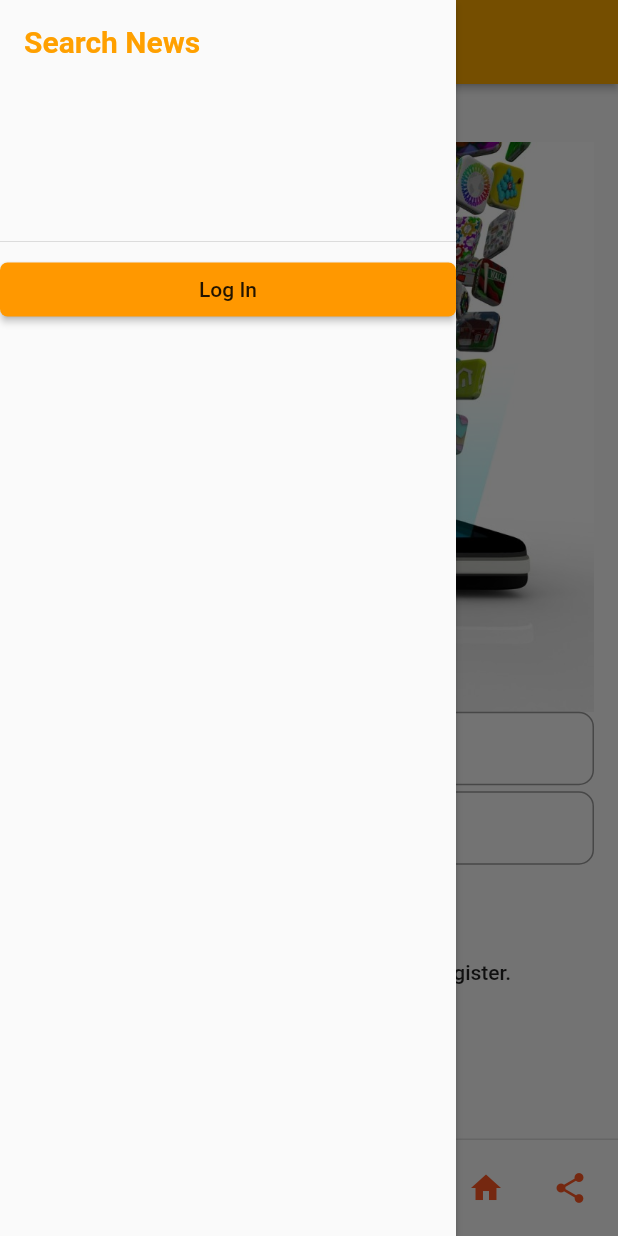
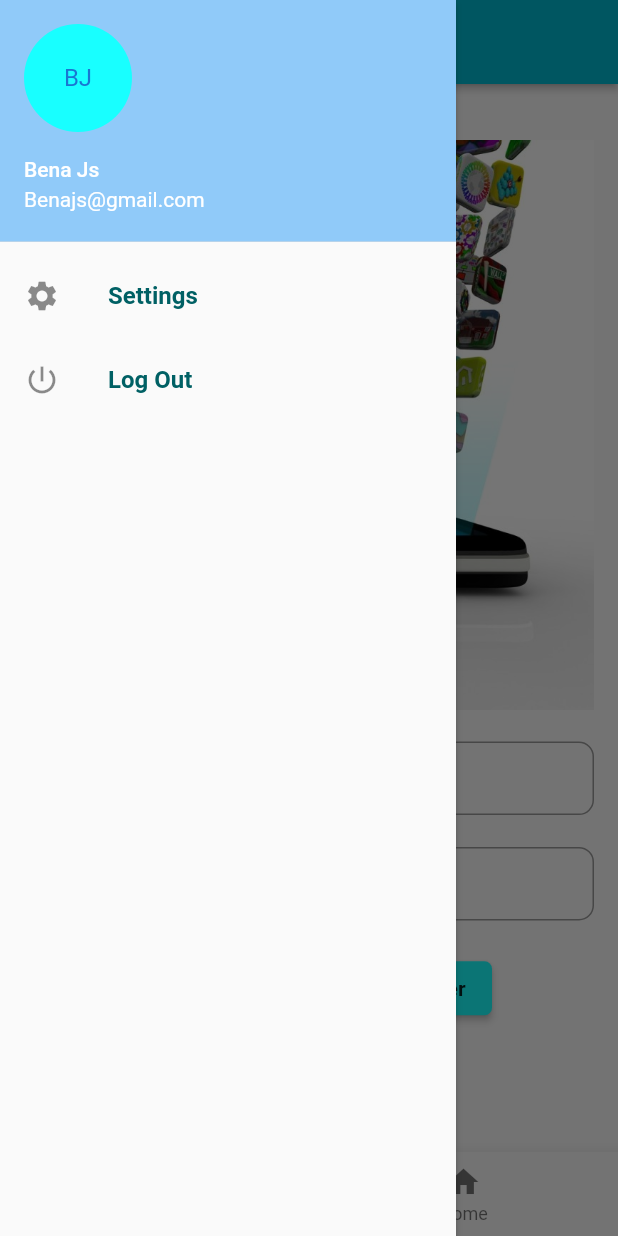
Before and after one commit to benajs/news_app, a Flutter app: the screen it shows after launch, with the side drawer open, on a phone screen of 412 x 824 dp. Run offline on Flutter 3.47's test engine with Material 2 defaults, Android fonts, the phone set to English and light mode, and no system bars; our stand-ins replace dio, shared_preferences.

```diff
--- a/lib/app.dart
+++ b/lib/app.dart
@@ -13,7 +13,7 @@ class TechNews extends StatelessWidget {
       theme: defaultTheme,
       home: Scaffold(
         body: LoginPage(),
-        resizeToAvoidBottomPadding: false,
+        resizeToAvoidBottomInset: false,
       ),
 
       //Route
--- a/lib/models/news.dart
+++ b/lib/models/news.dart
@@ -4,11 +4,18 @@ class News {
   final String published;
   final String author;
   final String image;
+  final String content;
+  final String source;
+  final String category;
 
   News.fromJSON(Map<String, dynamic> jsonMap)
       : id = jsonMap['id'],
         title = jsonMap['title'],
         author = jsonMap['author'],
         published = jsonMap['published'],
+        content = jsonMap['content'],
+        category = jsonMap['category'],
+        source = jsonMap['source'],
         image = jsonMap['image'];
+  //    "https://flutter.dev/assets/ui/layout/card-flutter-gallery-184963eb23d8824ef3df612a6b40205ed113e7c00da98fa22228cc6e6f619d88.png";
 }
--- a/lib/models/user.dart
+++ b/lib/models/user.dart
@@ -1,8 +1,10 @@
 class User {
   final String username;
   final String password;
+  final String token;
 
   User.fromJSON(Map<String, dynamic> jsonMap)
       : username = jsonMap['username'],
-        password = jsonMap['password'];
+        password = jsonMap['password'],
+        token = jsonMap['token'];
 }
--- a/lib/views/drawer.dart
+++ b/lib/views/drawer.dart
@@ -13,23 +13,40 @@ class _SearchDrawerState extends State<SearchDrawer> {
   Widget build(BuildContext context) {
     return new Drawer(
       elevation: 2.0,
-      child: ListView(
-        children: <Widget>[
-          new DrawerHeader(
-            child: Text(
-              "Search News",
-              style: Theme.of(context).textTheme.headline,
-            ),
+      child: ListView(children: <Widget>[
+        UserAccountsDrawerHeader(
+          decoration: BoxDecoration(color: Theme.of(context).backgroundColor),
+          accountEmail: Text("Benajs@gmail.com"),
+          accountName: Text("Bena Js"),
+          currentAccountPicture: CircleAvatar(
+            backgroundColor: Theme.of(context).accentColor,
+            child: Text("BJ".substring(0, 2).toUpperCase()),
           ),
-
-          RaisedButton(
-            child: Text("Log In"),
-            onPressed: () {
-              //TODO Search action
-            },
-          )
-        ],
-      ),
+        ),
+        Container(
+            child: Column(
+          children: <Widget>[
+            ListTile(
+                leading: Icon(Icons.settings),
+                title: Text(
+                  "Settings",
+                  style: Theme.of(context).textTheme.subhead,
+                ),
+                onTap: () {
+//TODO Settings
+                }),
+            ListTile(
+                leading: Icon(Icons.power_settings_new),
+                title: Text(
+                  "Log Out",
+                  style: Theme.of(context).textTheme.subhead,
+                ),
+                onTap: () {
+//TODO Log out
+                }),
+          ],
+        ))
+      ]),
     );
   }
 }
--- a/lib/views/home_screen.dart
+++ b/lib/views/home_screen.dart
@@ -19,12 +19,10 @@ class _HomeState extends State<Home> {
   }
 
   listenForNews() async {
-    print("Reading news");
     isLoading = true;
     _news = await getNews();
     isLoading = false;
     setState(() => _news);
-    print("news read");
   }
 
   @override
@@ -49,12 +47,17 @@ class _HomeState extends State<Home> {
                   crossAxisAlignment: CrossAxisAlignment.center,
                   children: [
                 ListTile(
-                    leading: Container(child: Image.network(_news[index].image)),
+                    leading: Container(
+                        child: Image.network(
+                      _news[index].image,
+                      fit: BoxFit.cover,
+                    )),
                     title: Text(
                       _news[index].title,
                       style: Theme.of(context).textTheme.title,
                     ),
-                    subtitle: Text('Author:${_news[index].author.trim()}'),
+                    subtitle: Text(
+                        'Category:${_news[index].category}\nAuthor:${_news[index].author}\nPublished:${_news[index].published}'),
                     onTap: () {
                       Navigator.push(
                         context,
@@ -83,7 +86,8 @@ class _HomeState extends State<Home> {
               ),
               Divider(),
               ListTile(
-                subtitle: Text('Author:${_news[index].author}'),
+                subtitle: Text(
+                    'Category:${_news[index].category}\nAuthor:${_news[index].author}\nPublished:${_news[index].published}'),
               )
             ]),
           );
--- a/lib/views/login_screen.dart
+++ b/lib/views/login_screen.dart
@@ -35,20 +35,15 @@ class _LoginPageState extends State<LoginPage> {
   FormType _form = FormType.login;
 
   Future authenticate() async {
-    Map<String, String> queryParameters = {
-      'session[email]': username,
-      'session[password]': password,
-      "commit": "Sign+in"
-    };
     var path = "session";
-    // var response = await _netUtil.dioPost(path, queryParameters);
-    // print(response.statusCode);
-    // if ([302, 200].contains(response.statusCode)) {
-    //   print("Logged in");
+    var response = await _netUtil.dioLogin(path, username, password);
+    print(response.statusCode);
+    if ([302, 200].contains(response.statusCode)) {
+      print("Logged in");
+      Navigator.pushNamed(context, '/home');
+    }
+
     //   Navigator.pushNamed(context, '/home');
-    // }
-
-    Navigator.pushNamed(context, '/home');
   }
 
   @override
@@ -58,16 +53,13 @@ class _LoginPageState extends State<LoginPage> {
         padding: EdgeInsets.all(16.0),
         child: Column(
           crossAxisAlignment: CrossAxisAlignment.center,
-          mainAxisAlignment: MainAxisAlignment.center,
+          mainAxisAlignment: MainAxisAlignment.spaceEvenly,
           children: <Widget>[
             Image(
               fit: BoxFit.cover,
               image: AssetImage('assets/home.jpg'),
             ),
             emailField,
-            Padding(
-              padding: EdgeInsets.all(2.0),
-            ),
             passwordField,
             _buildButtons(),
           ],
@@ -81,15 +73,19 @@ class _LoginPageState extends State<LoginPage> {
       return new Container(
         child: new Column(
           children: <Widget>[
+            Row(
+                mainAxisAlignment: MainAxisAlignment.spaceEvenly,
+                children: <Widget>[
                   new RaisedButton(
                     padding: EdgeInsets.all(2.0),
                     child: new Text('Login'),
                     onPressed: loginPressed,
                   ),
-            new FlatButton(
-              child: new Text('Dont have an account? Tap here to register.'),
+                  new RaisedButton(
+                    child: new Text('Register'),
                     onPressed: _formChange,
                   ),
+                ]),
             new FlatButton(
               child: new Text('Forgot Password?'),
               onPressed: _passwordReset,
@@ -101,13 +97,12 @@ class _LoginPageState extends State<LoginPage> {
       return new Container(
         child: new Column(
           children: <Widget>[
-            new Material(
-                child: RaisedButton(
+            RaisedButton(
               child: Text(
                 'Create an account',
               ),
               onPressed: _createAccountPressed,
-            )),
+            ),
             new FlatButton(
               child: new Text('Have an account? Click here to login.'),
               onPressed: _formChange,
@@ -124,7 +119,7 @@ class _LoginPageState extends State<LoginPage> {
       'session[password]': password,
     };
     var path = "user";
-    var response = _netUtil.post(path, queryParameters);
+    var response = _netUtil.dioPost(path, queryParameters);
 
     if (response.statusCode == 200) {
       print("User created");
--- a/pubspec.yaml
+++ b/pubspec.yaml
@@ -21,6 +21,7 @@ dependencies:
   dio: 2.1.13
   cookie_jar: ^1.0.0
   path_provider: ^1.2.0
+  shared_preferences: ^0.5.3+4
   flutter:
     sdk: flutter
 
@@ -48,6 +49,7 @@ flutter:
   # To add assets to your application, add an assets section, like this:
   assets:
     - assets/home.jpg
+    - assets/logo.png
   #  - images/a_dot_burr.jpeg
   #  - images/a_dot_ham.jpeg
 
```
Also changed, not shown: lib/main.dart (+54 -34 lines), lib/utils/network_util.dart (+62 -65 lines), lib/views/detail_screen.dart (+29 -10 lines), lib/views/theme.dart (+26 -12 lines), assets/logo.png (added). Lines whose indentation alone changed are shown as unchanged.
